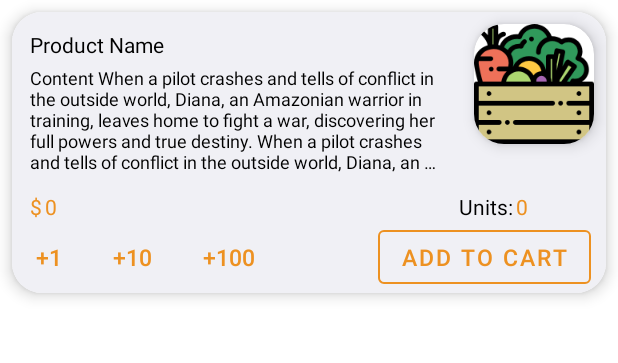
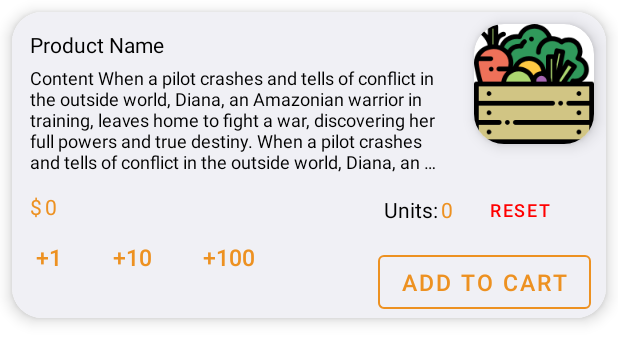
Before and after one commit to danielmar121/final_project_android, an Android app: the layout product_buyer_item.xml on its own in the app's theme, with its tools: preview values and no code run, on a phone screen of 412 x 824 dp. Shown: the top 363 px of the screen. Run offline under Robolectric (Android 15) with nearby library versions, the phone set to English and light mode, and no system bars.

Commit message:
Category and units (#19)
* Add type to shop buyer

* Add units implementation in buyer Shop

* Update product buyer view

* Add units to product when delete order/productOrder

* Add ltr constraint to theme

* Fix gal comments

```diff
--- a/app/src/main/java/com/daniel/final_project/activities/shared/orders/OrdersFragment.java
+++ b/app/src/main/java/com/daniel/final_project/activities/shared/orders/OrdersFragment.java
@@ -33,7 +33,7 @@ public class OrdersFragment extends Fragment {
         @Override
         public void sendObjectsToActivity(List<Object> objects) {
             List<Order> Orders = (List<Order>) (List<?>) objects;
-            if (Orders == null || Orders.isEmpty() || getContext() == null)
+            if (getContext() == null)
                 return;
 
             AdapterOrder adapterOrder = new AdapterOrder(getContext(), Orders);
@@ -41,7 +41,6 @@ public class OrdersFragment extends Fragment {
             adapterOrder.setClickListener(new AdapterOrder.MyItemClickListener() {
                 @Override
                 public void openOrderDetails(View view, Order order) {
-
                     Intent shopIntent = new Intent(getContext(), ProductsOrderActivity.class);
                     shopIntent.putExtra(Constants.ORDER_ID, order.getOid());
                     shopIntent.putExtra(Constants.IS_SUPPLIER, user.getSupplier());
@@ -50,7 +49,7 @@ public class OrdersFragment extends Fragment {
 
                 @Override
                 public void deleteOrder(Order order) {
-                    myFireBase.deleteOrder(order.getOid());
+                    myFireBase.deleteOrder(order);
                 }
             });
 
@@ -58,7 +57,6 @@ public class OrdersFragment extends Fragment {
             buyer_cart_LST_orders.setAdapter(adapterOrder);
         }
     };
-
     private ObjectCallBack shopCallBack = new ObjectCallBack() {
         @Override
         public void sendObjectToActivity(Object object) {
--- a/app/src/main/java/com/daniel/final_project/activities/shared/orders/ProductsOrderActivity.java
+++ b/app/src/main/java/com/daniel/final_project/activities/shared/orders/ProductsOrderActivity.java
@@ -53,7 +53,7 @@ public class ProductsOrderActivity extends AppCompatActivity {
 
                 @Override
                 public void onDeleteClick(View view, ProductOrder productOrder) {
-                    myFireBase.deleteProductOrder(productOrder.getProductOrderId());
+                    myFireBase.deleteProductOrder(productOrder);
                 }
             });
 
--- a/app/src/main/java/com/daniel/final_project/activities/supplier/SupplierAddingProductActivity.java
+++ b/app/src/main/java/com/daniel/final_project/activities/supplier/SupplierAddingProductActivity.java
@@ -164,7 +164,6 @@ public class SupplierAddingProductActivity extends AppCompatActivity {
     }
 
     private void insertProduct() {
-        //TODO: add/remove category
         Gson gson = new Gson();
         String productName = supplier_adding_product_ETXT_product_name.getText().toString();
         int quantity = Integer.parseInt(supplier_adding_product_ETXT_quantity.getText().toString());
@@ -173,7 +172,6 @@ public class SupplierAddingProductActivity extends AppCompatActivity {
         String shopJson = getIntent().getStringExtra(Constants.SHOP);
         shop = gson.fromJson(shopJson, Shop.class);
         product.setName(productName)
-                //.setCategory("Shoes")
                 .setDescription(description)
                 .setPrice(price)
                 .setQuantity(quantity)
--- /dev/null
+++ b/app/src/main/java/com/daniel/final_project/interfaces/ToastCallBack.java
@@ -0,0 +1,5 @@
+package com.daniel.final_project.interfaces;
+
+public interface ToastCallBack {
+    void toast(String message);
+}
--- a/app/src/main/res/layout/activity_landing_page.xml
+++ b/app/src/main/res/layout/activity_landing_page.xml
@@ -9,7 +9,7 @@
         android:id="@+id/landing_page_IMG_logo"
         android:layout_width="200dp"
         android:layout_height="200dp"
+        android:layout_centerHorizontal="true"
         android:layout_centerVertical="true"
-        android:layout_centerHorizontal="true"
         android:src="@drawable/vegetables" />
 </RelativeLayout>
--- a/app/src/main/res/layout/product_buyer_item.xml
+++ b/app/src/main/res/layout/product_buyer_item.xml
@@ -56,6 +56,7 @@
                 android:maxLines="1"
                 android:text="Product Name"
                 android:textColor="@color/black" />
+
 
             <TextView
                 android:id="@+id/product_item_LBL_description"
@@ -147,14 +148,18 @@
 
                 <LinearLayout
                     android:layout_width="wrap_content"
-                    android:layout_height="wrap_content">
+                    android:layout_height="wrap_content"
+                    android:gravity="center_vertical">
+
+                    <LinearLayout
+                        android:layout_width="wrap_content"
+                        android:layout_height="match_parent"
+                        android:gravity="center_vertical">
 
                         <TextView
                             android:id="@+id/product_item_LBL_units"
                             android:layout_width="wrap_content"
                             android:layout_height="wrap_content"
-                        android:layout_marginStart="12dp"
-                        android:layout_marginTop="12dp"
                             android:ellipsize="end"
                             android:maxLines="1"
                             android:text="@string/units"
@@ -165,12 +170,23 @@
                             android:layout_width="wrap_content"
                             android:layout_height="wrap_content"
                             android:layout_marginStart="2dp"
-                        android:layout_marginTop="12dp"
                             android:layout_toStartOf="@id/product_item_LBL_units"
                             android:ellipsize="end"
                             android:maxLines="1"
                             android:text="0"
                             android:textColor="@color/orange_background" />
+                    </LinearLayout>
+
+                    <Button
+                        android:id="@+id/product_item_BTN_reset_units"
+                        android:layout_width="wrap_content"
+                        android:layout_height="wrap_content"
+                        android:text="@string/reset"
+                        android:textSize="12dp"
+                        android:textColor="@color/red"
+                        android:layout_alignParentRight="true"
+                        android:layout_centerVertical="true"
+                        style="?attr/borderlessButtonStyle" />
                 </LinearLayout>
 
                 <Button
--- a/app/src/main/res/values/strings.xml
+++ b/app/src/main/res/values/strings.xml
@@ -100,5 +100,6 @@
     <string name="orders">Orders</string>
     <string name="update_shop">Update Shop</string>
     <string name="edit_product">Edit Product</string>
+    <string name="reset">Reset</string>
 
 </resources>
--- a/app/src/main/res/values/themes.xml
+++ b/app/src/main/res/values/themes.xml
@@ -15,6 +15,7 @@
         <!--        <item name="windowActionBar">false</item>-->
         <!--        <item name="windowNoTitle">true</item>-->
         <item name="android:windowFullscreen">true</item>
+        <item name="android:layoutDirection">ltr</item>
     </style>
 
     <style name="OrangeTheme" parent="FirebaseUI">
```
Also changed, not shown: app/src/main/java/com/daniel/final_project/activities/buyer/ui/shops/AdapterProduct.java (+32 -1 lines), app/src/main/java/com/daniel/final_project/activities/buyer/ui/shops/AdapterShops.java (+7 -3 lines), app/src/main/java/com/daniel/final_project/activities/buyer/ui/shops/ShopBuyer.java (+14 -0 lines), app/src/main/java/com/daniel/final_project/objects/Product.java (+0 -10 lines), app/src/main/java/com/daniel/final_project/services/MyFireBase.java (+51 -7 lines), app/src/main/res/layout/shop_buyer_item.xml (+13 -1 lines). Lines whose indentation alone changed are shown as unchanged.
